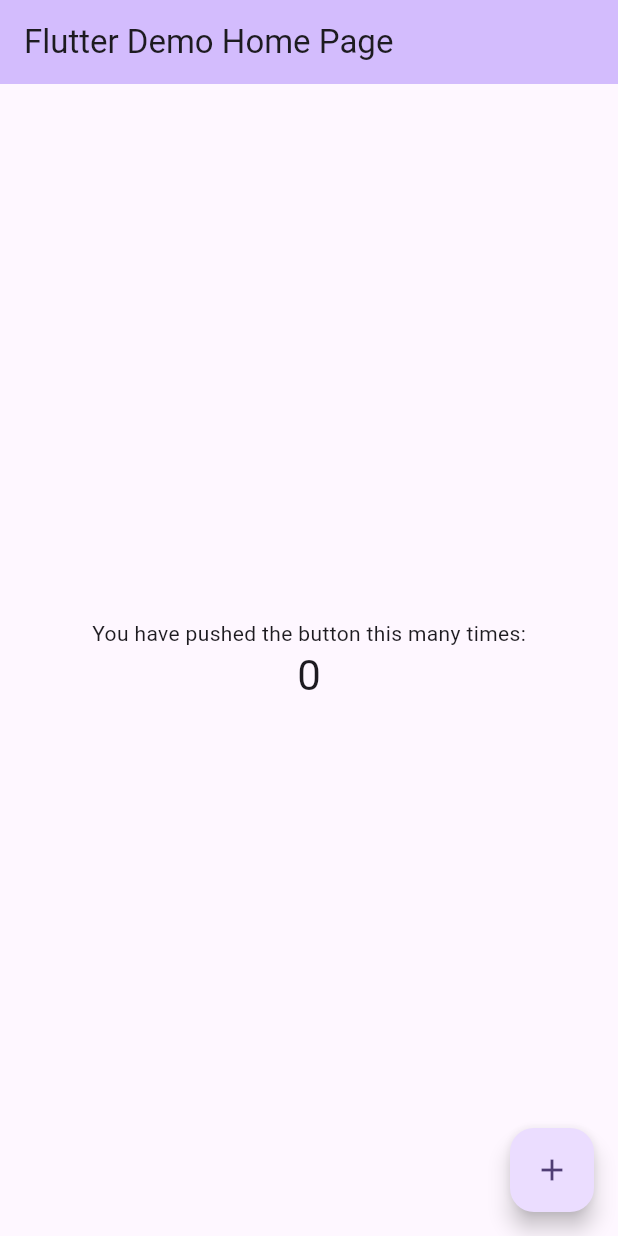
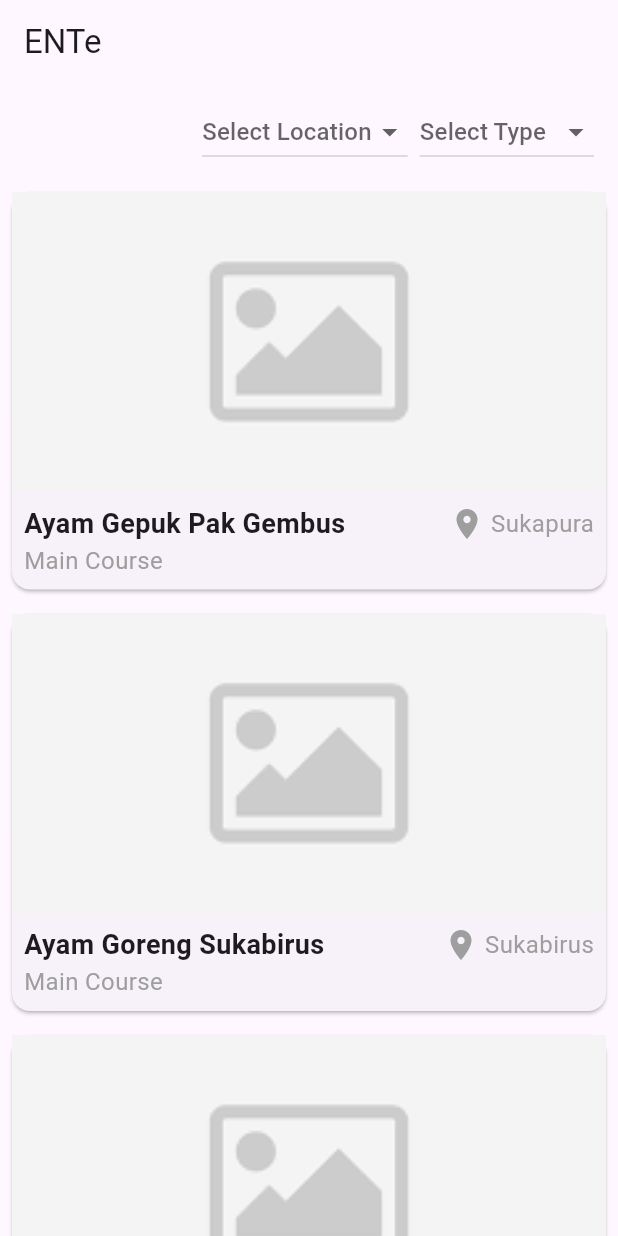
Before and after one commit to aaiiccaa/ente, a Flutter app: the screen it shows after launch, on a phone screen of 412 x 824 dp. Run offline on Flutter 3.47's test engine with Material 3 defaults, Android fonts, the phone set to English and light mode, and no system bars.

Commit message:
added dashboard page with filter food type & location

```diff
--- /dev/null
+++ b/lib/dashboard.dart
@@ -0,0 +1,195 @@
+import 'package:flutter/material.dart';
+import 'detail.dart';
+
+class MyApp extends StatelessWidget {
+  const MyApp({super.key});
+
+  @override
+  Widget build(BuildContext context) {
+    return MaterialApp(
+      title: 'ENTe',
+      theme: ThemeData(
+        primarySwatch: Colors.green,
+      ),
+      home: const MyHomePage(title: 'ENTe'),
+    );
+  }
+}
+
+class MyHomePage extends StatefulWidget {
+  const MyHomePage({super.key, required this.title});
+
+  final String title;
+
+  @override
+  State<MyHomePage> createState() => _MyHomePageState();
+}
+
+class _MyHomePageState extends State<MyHomePage> {
+  final List<Map<String, String>> items = [
+    {'title': 'Ayam Gepuk Pak Gembus', 'image': 'assets/image.png', 'location': 'Sukapura', 'type': 'Main Course'},
+    {'title': 'Ayam Goreng Sukabirus', 'image': 'assets/image.png', 'location': 'Sukabirus', 'type': 'Main Course'},
+    {'title': 'Haus', 'image': 'assets/image.png', 'location': 'Gapura', 'type': 'Beverage'},
+    {'title': 'Ayam Geprek Mesir', 'image': 'assets/image.png', 'location': 'Sukabirus', 'type': 'Main Course'},
+    {'title': 'Item 5', 'image': 'assets/image.png', 'location': 'Other', 'type': 'Main Course'},
+  ];
+
+  String? selectedLocation;
+  String? selectedType;
+
+  @override
+  Widget build(BuildContext context) {
+    final filteredItems = items.where((item) {
+      final matchesLocation = selectedLocation == null || item['location'] == selectedLocation;
+      final matchesType = selectedType == null || item['type'] == selectedType;
+      return matchesLocation && matchesType;
+    }).toList();
+
+    return Scaffold(
+      appBar: AppBar(
+        title: Text(widget.title),
+      ),
+      body: SafeArea(
+        child: Column(
+          children: [
+            Padding(
+              padding: const EdgeInsets.all(8.0),
+              child: Row(
+                mainAxisAlignment: MainAxisAlignment.end,
+                children: [
+                  Padding(
+                    padding: const EdgeInsets.only(right: 8.0),
+                    child: DropdownButton<String>(
+                      value: selectedLocation,
+                      onChanged: (newValue) {
+                        setState(() {
+                          selectedLocation = newValue;
+                        });
+                      },
+                      items: ['Sukapura', 'Sukabirus', 'Gapura', 'Other']
+                          .map<DropdownMenuItem<String>>(
+                            (value) => DropdownMenuItem<String>(
+                          value: value,
+                          child: Text(value),
+                        ),
+                      )
+                          .toList(),
+                      hint: const Text('Select Location'),
+                    ),
+                  ),
+                  Padding(
+                    padding: const EdgeInsets.only(right: 8.0),
+                    child: DropdownButton<String>(
+                      value: selectedType,
+                      onChanged: (newValue) {
+                        setState(() {
+                          selectedType = newValue;
+                        });
+                      },
+                      items: ['Main Course', 'Beverage']
+                          .map<DropdownMenuItem<String>>(
+                            (value) => DropdownMenuItem<String>(
+                          value: value,
+                          child: Text(value),
+                        ),
+                      )
+                          .toList(),
+                      hint: const Text('Select Type'),
+                    ),
+                  ),
+                ],
+              ),
+            ),
+            Expanded(
+              child: ListView.builder(
+                padding: const EdgeInsets.all(0),
+                itemCount: filteredItems.length,
+                itemBuilder: (context, index) {
+                  final item = filteredItems[index];
+                  return GestureDetector(
+                    onTap: () {
+                      Navigator.push(
+                        context,
+                        MaterialPageRoute(
+                          builder: (context) => DetailPage(
+                            title: item['title']!,
+                            image: item['image']!,
+                            location: item['location']!,
+                            type: item['type']!,
+                          ),
+                        ),
+                      );
+                    },
+                    child: Card(
+                      margin: const EdgeInsets.all(8),
+                      child: Column(
+                        crossAxisAlignment: CrossAxisAlignment.start,
+                        children: [
+                          Container(
+                            width: double.infinity,
+                            height: 200,
+                            child: Image.asset(
+                              item['image']!,
+                              fit: BoxFit.cover,
+                            ),
+                          ),
+                          Padding(
+                            padding: const EdgeInsets.all(8.0),
+                            child: Column(
+                              crossAxisAlignment: CrossAxisAlignment.start,
+                              children: [
+                                Row(
+                                    mainAxisAlignment: MainAxisAlignment.spaceBetween,
+                                    children:[
+                                      Text(
+                                        item['title']!,
+                                        style: const TextStyle(
+                                          fontSize: 18.0,
+                                          fontWeight: FontWeight.bold,
+                                        ),
+                                      ),
+                                      Row(
+                                        children: [
+                                          const Icon(
+                                            Icons.location_on,
+                                            color: Colors.grey,
+                                          ),
+                                          const SizedBox(width: 4),
+                                          Text(
+                                            item['location'] ?? "Location unknown",
+                                            style: const TextStyle(
+                                              fontSize: 16.0,
+                                              color: Colors.grey,
+                                            ),
+                                          ),
+                                        ],
+                                      ),
+                                    ]
+                                ),
+                                Row(
+                                  children: [
+                                    Text(
+                                      item['type'] ?? "Type unknown",
+                                      style: const TextStyle(
+                                        fontSize: 16.0,
+                                        color: Colors.grey,
+                                      ),
+                                    ),
+                                  ],
+                                ),
+                              ],
+                            ),
+                          ),
+                        ],
+                      ),
+                    ),
+                  );
+                },
+              ),
+            ),
+          ],
+        ),
+      ),
+    );
+  }
+}
--- a/lib/main.dart
+++ b/lib/main.dart
@@ -1,125 +1,6 @@
 import 'package:flutter/material.dart';
+import 'dashboard.dart';
 
 void main() {
   runApp(const MyApp());
 }
-
-class MyApp extends StatelessWidget {
-  const MyApp({super.key});
-
-  // This widget is the root of your application.
-  @override
-  Widget build(BuildContext context) {
-    return MaterialApp(
-      title: 'Flutter Demo',
-      theme: ThemeData(
-        // This is the theme of your application.
-        //
-        // TRY THIS: Try running your application with "flutter run". You'll see
-        // the application has a purple toolbar. Then, without quitting the app,
-        // try changing the seedColor in the colorScheme below to Colors.green
-        // and then invoke "hot reload" (save your changes or press the "hot
-        // reload" button in a Flutter-supported IDE, or press "r" if you used
-        // the command line to start the app).
-        //
-        // Notice that the counter didn't reset back to zero; the application
-        // state is not lost during the reload. To reset the state, use hot
-        // restart instead.
-        //
-        // This works for code too, not just values: Most code changes can be
-        // tested with just a hot reload.
-        colorScheme: ColorScheme.fromSeed(seedColor: Colors.deepPurple),
-        useMaterial3: true,
-      ),
-      home: const MyHomePage(title: 'Flutter Demo Home Page'),
-    );
-  }
-}
-
-class MyHomePage extends StatefulWidget {
-  const MyHomePage({super.key, required this.title});
-
-  // This widget is the home page of your application. It is stateful, meaning
-  // that it has a State object (defined below) that contains fields that affect
-  // how it looks.
-
-  // This class is the configuration for the state. It holds the values (in this
-  // case the title) provided by the parent (in this case the App widget) and
-  // used by the build method of the State. Fields in a Widget subclass are
-  // always marked "final".
-
-  final String title;
-
-  @override
-  State<MyHomePage> createState() => _MyHomePageState();
-}
-
-class _MyHomePageState extends State<MyHomePage> {
-  int _counter = 0;
-
-  void _incrementCounter() {
-    setState(() {
-      // This call to setState tells the Flutter framework that something has
-      // changed in this State, which causes it to rerun the build method below
-      // so that the display can reflect the updated values. If we changed
-      // _counter without calling setState(), then the build method would not be
-      // called again, and so nothing would appear to happen.
-      _counter++;
-    });
-  }
-
-  @override
-  Widget build(BuildContext context) {
-    // This method is rerun every time setState is called, for instance as done
-    // by the _incrementCounter method above.
-    //
-    // The Flutter framework has been optimized to make rerunning build methods
-    // fast, so that you can just rebuild anything that needs updating rather
-    // than having to individually change instances of widgets.
-    return Scaffold(
-      appBar: AppBar(
-        // TRY THIS: Try changing the color here to a specific color (to
-        // Colors.amber, perhaps?) and trigger a hot reload to see the AppBar
-        // change color while the other colors stay the same.
-        backgroundColor: Theme.of(context).colorScheme.inversePrimary,
-        // Here we take the value from the MyHomePage object that was created by
-        // the App.build method, and use it to set our appbar title.
-        title: Text(widget.title),
-      ),
-      body: Center(
-        // Center is a layout widget. It takes a single child and positions it
-        // in the middle of the parent.
-        child: Column(
-          // Column is also a layout widget. It takes a list of children and
-          // arranges them vertically. By default, it sizes itself to fit its
-          // children horizontally, and tries to be as tall as its parent.
-          //
-          // Column has various properties to control how it sizes itself and
-          // how it positions its children. Here we use mainAxisAlignment to
-          // center the children vertically; the main axis here is the vertical
-          // axis because Columns are vertical (the cross axis would be
-          // horizontal).
-          //
-          // TRY THIS: Invoke "debug painting" (choose the "Toggle Debug Paint"
-          // action in the IDE, or press "p" in the console), to see the
-          // wireframe for each widget.
-          mainAxisAlignment: MainAxisAlignment.center,
-          children: <Widget>[
-            const Text(
-              'You have pushed the button this many times:',
-            ),
-            Text(
-              '$_counter',
-              style: Theme.of(context).textTheme.headlineMedium,
-            ),
-          ],
-        ),
-      ),
-      floatingActionButton: FloatingActionButton(
-        onPressed: _incrementCounter,
-        tooltip: 'Increment',
-        child: const Icon(Icons.add),
-      ), // This trailing comma makes auto-formatting nicer for build methods.
-    );
-  }
-}
--- a/pubspec.yaml
+++ b/pubspec.yaml
@@ -52,6 +52,8 @@ dev_dependencies:
 
 # The following section is specific to Flutter packages.
 flutter:
+  assets:
+    - assets/image.png
 
   # The following line ensures that the Material Icons font is
   # included with your application, so that you can use the icons in
```
Also changed, not shown: lib/detail.dart (added, +60 -0 lines), assets/image.png (added), 1 other file.
